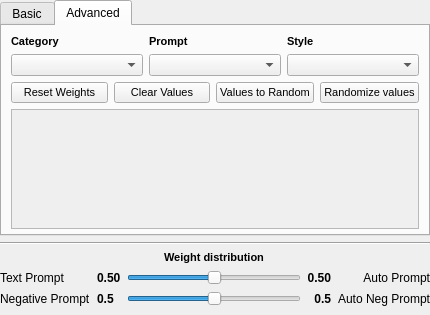
First picture: the form in src/airunner/pyqt/widgets/prompt_builder.ui, repository Capsize-Games/airunner, before the edit.
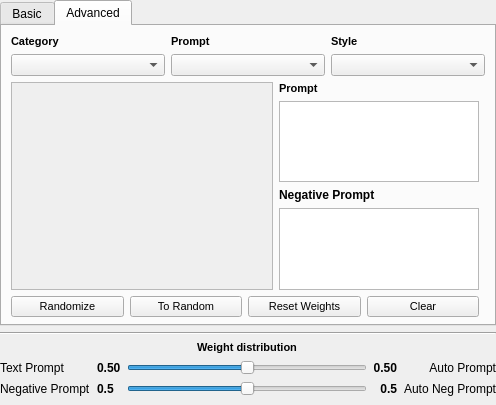
Second picture: the form after the edit. The open tabs and pages were chosen to show the change.

Commit message: updates to prompt builder design

What changed in the file:
```diff
--- a/src/airunner/pyqt/widgets/prompt_builder.ui
+++ b/src/airunner/pyqt/widgets/prompt_builder.ui
@@ -6,12 +6,12 @@
    <rect>
     <x>0</x>
     <y>0</y>
-    <width>430</width>
-    <height>315</height>
+    <width>496</width>
+    <height>405</height>
    </rect>
   </property>
   <property name="sizePolicy">
-   <sizepolicy hsizetype="Preferred" vsizetype="MinimumExpanding">
+   <sizepolicy hsizetype="Preferred" vsizetype="Minimum">
     <horstretch>0</horstretch>
     <verstretch>0</verstretch>
    </sizepolicy>
@@ -19,9 +19,14 @@
   <property name="minimumSize">
    <size>
     <width>0</width>
-    <height>315</height>
+    <height>405</height>
    </size>
   </property>
+  <property name="font">
+   <font>
+    <pointsize>9</pointsize>
+   </font>
+  </property>
   <property name="windowTitle">
    <string>Form</string>
   </property>
@@ -420,71 +425,210 @@
       </layout>
      </widget>
      <widget class="QWidget" name="advanced">
+      <property name="sizePolicy">
+       <sizepolicy hsizetype="Preferred" vsizetype="Minimum">
+        <horstretch>0</horstretch>
+        <verstretch>0</verstretch>
+       </sizepolicy>
+      </property>
+      <property name="minimumSize">
+       <size>
+        <width>0</width>
+        <height>300</height>
+       </size>
+      </property>
       <attribute name="title">
        <string>Advanced</string>
       </attribute>
       <layout class="QGridLayout" name="gridLayout_2">
        <item row="0" column="0" colspan="2">
-        <layout class="QHBoxLayout" name="horizontalLayout_3">
-         <item>
-          <layout class="QVBoxLayout" name="verticalLayout_8">
+        <layout class="QGridLayout" name="gridLayout_10">
+         <item row="1" column="0">
+          <widget class="QComboBox" name="advanced_category">
+           <property name="sizePolicy">
+            <sizepolicy hsizetype="MinimumExpanding" vsizetype="Fixed">
+             <horstretch>0</horstretch>
+             <verstretch>0</verstretch>
+            </sizepolicy>
+           </property>
+           <property name="minimumSize">
+            <size>
+             <width>80</width>
+             <height>22</height>
+            </size>
+           </property>
+           <property name="maximumSize">
+            <size>
+             <width>16777215</width>
+             <height>16777215</height>
+            </size>
+           </property>
+           <property name="font">
+            <font>
+             <pointsize>9</pointsize>
+            </font>
+           </property>
+          </widget>
+         </item>
+         <item row="0" column="0">
+          <widget class="QLabel" name="label_2">
+           <property name="sizePolicy">
+            <sizepolicy hsizetype="Maximum" vsizetype="Maximum">
+             <horstretch>0</horstretch>
+             <verstretch>0</verstretch>
+            </sizepolicy>
+           </property>
+           <property name="font">
+            <font>
+             <pointsize>8</pointsize>
+             <bold>true</bold>
+            </font>
+           </property>
+           <property name="text">
+            <string>Category</string>
+           </property>
+          </widget>
+         </item>
+         <item row="0" column="1">
+          <widget class="QLabel" name="label">
+           <property name="sizePolicy">
+            <sizepolicy hsizetype="Maximum" vsizetype="Preferred">
+             <horstretch>0</horstretch>
+             <verstretch>0</verstretch>
+            </sizepolicy>
+           </property>
+           <property name="font">
+            <font>
+             <pointsize>8</pointsize>
+             <bold>true</bold>
+            </font>
+           </property>
+           <property name="text">
+            <string>Prompt</string>
+           </property>
+          </widget>
+         </item>
+         <item row="1" column="1">
+          <widget class="QComboBox" name="advanced_prompt">
+           <property name="sizePolicy">
+            <sizepolicy hsizetype="MinimumExpanding" vsizetype="Fixed">
+             <horstretch>0</horstretch>
+             <verstretch>0</verstretch>
+            </sizepolicy>
+           </property>
+           <property name="minimumSize">
+            <size>
+             <width>80</width>
+             <height>22</height>
+            </size>
+           </property>
+           <property name="maximumSize">
+            <size>
+             <width>16777215</width>
+             <height>16777215</height>
+            </size>
+           </property>
+           <property name="font">
+            <font>
+             <pointsize>9</pointsize>
+            </font>
+           </property>
+          </widget>
+         </item>
+         <item row="0" column="2">
+          <widget class="QLabel" name="label_11">
+           <property name="sizePolicy">
+            <sizepolicy hsizetype="Maximum" vsizetype="Preferred">
+             <horstretch>0</horstretch>
+             <verstretch>0</verstretch>
+            </sizepolicy>
+           </property>
+           <property name="font">
+            <font>
+             <pointsize>8</pointsize>
+             <bold>true</bold>
+            </font>
+           </property>
+           <property name="text">
+            <string>Style</string>
+           </property>
+          </widget>
+         </item>
+         <item row="1" column="2">
+          <widget class="QComboBox" name="advanced_style">
+           <property name="sizePolicy">
+            <sizepolicy hsizetype="MinimumExpanding" vsizetype="Fixed">
+             <horstretch>0</horstretch>
+             <verstretch>0</verstretch>
+            </sizepolicy>
+           </property>
+           <property name="minimumSize">
+            <size>
+             <width>80</width>
+             <height>22</height>
+            </size>
+           </property>
+           <property name="maximumSize">
+            <size>
+             <width>16777215</width>
+             <height>16777215</height>
+            </size>
+           </property>
+           <property name="font">
+            <font>
+             <pointsize>9</pointsize>
+            </font>
+           </property>
+          </widget>
+         </item>
+        </layout>
+       </item>
+       <item row="1" column="0">
+        <layout class="QGridLayout" name="gridLayout_9">
+         <item row="0" column="1">
+          <widget class="QScrollArea" name="scrollArea">
+           <property name="sizePolicy">
+            <sizepolicy hsizetype="MinimumExpanding" vsizetype="Expanding">
+             <horstretch>0</horstretch>
+             <verstretch>0</verstretch>
+            </sizepolicy>
+           </property>
+           <property name="minimumSize">
+            <size>
+             <width>250</width>
+             <height>120</height>
+            </size>
+           </property>
+           <property name="widgetResizable">
+            <bool>true</bool>
+           </property>
+           <widget class="QWidget" name="scroll_grid">
+            <property name="geometry">
+             <rect>
+              <x>0</x>
+              <y>0</y>
+              <width>256</width>
+              <height>200</height>
+             </rect>
+            </property>
+           </widget>
+          </widget>
+         </item>
+         <item row="0" column="2">
+          <layout class="QVBoxLayout" name="verticalLayout_3">
            <item>
-            <widget class="QLabel" name="label_2">
+            <widget class="QLabel" name="label_16">
              <property name="sizePolicy">
               <sizepolicy hsizetype="Maximum" vsizetype="Preferred">
                <horstretch>0</horstretch>
                <verstretch>0</verstretch>
               </sizepolicy>
-             </property>
-             <property name="font">
-              <font>
-               <pointsize>8</pointsize>
-               <bold>true</bold>
-              </font>
-             </property>
-             <property name="text">
-              <string>Category</string>
-             </property>
-            </widget>
-           </item>
-           <item>
-            <widget class="QComboBox" name="advanced_category">
-             <property name="sizePolicy">
-              <sizepolicy hsizetype="MinimumExpanding" vsizetype="Fixed">
-               <horstretch>0</horstretch>
-               <verstretch>0</verstretch>
-              </sizepolicy>
-             </property>
-             <property name="minimumSize">
-              <size>
-               <width>80</width>
-               <height>22</height>
-              </size>
              </property>
              <property name="maximumSize">
               <size>
-               <width>16777215</width>
+               <width>200</width>
                <height>16777215</height>
               </size>
-             </property>
-             <property name="font">
-              <font>
-               <pointsize>9</pointsize>
-              </font>
-             </property>
-            </widget>
-           </item>
-          </layout>
-         </item>
-         <item>
-          <layout class="QVBoxLayout" name="verticalLayout_9">
-           <item>
-            <widget class="QLabel" name="label">
-             <property name="sizePolicy">
-              <sizepolicy hsizetype="Maximum" vsizetype="Preferred">
-               <horstretch>0</horstretch>
-               <verstretch>0</verstretch>
-              </sizepolicy>
              </property>
              <property name="font">
               <font>
@@ -498,88 +642,144 @@
             </widget>
            </item>
            <item>
-            <widget class="QComboBox" name="advanced_prompt">
+            <widget class="QTextBrowser" name="advanced_prompt_text">
              <property name="sizePolicy">
-              <sizepolicy hsizetype="MinimumExpanding" vsizetype="Fixed">
+              <sizepolicy hsizetype="Maximum" vsizetype="Expanding">
                <horstretch>0</horstretch>
                <verstretch>0</verstretch>
               </sizepolicy>
              </property>
-             <property name="minimumSize">
-              <size>
-               <width>80</width>
-               <height>22</height>
-              </size>
-             </property>
              <property name="maximumSize">
               <size>
-               <width>16777215</width>
+               <width>200</width>
                <height>16777215</height>
               </size>
              </property>
              <property name="font">
               <font>
-               <pointsize>9</pointsize>
+               <pointsize>8</pointsize>
               </font>
              </property>
+             <property name="readOnly">
+              <bool>false</bool>
+             </property>
             </widget>
            </item>
-          </layout>
-         </item>
-         <item>
-          <layout class="QVBoxLayout" name="verticalLayout_10">
            <item>
-            <widget class="QLabel" name="label_11">
+            <widget class="QLabel" name="label_17">
              <property name="sizePolicy">
               <sizepolicy hsizetype="Maximum" vsizetype="Preferred">
                <horstretch>0</horstretch>
                <verstretch>0</verstretch>
               </sizepolicy>
              </property>
+             <property name="maximumSize">
+              <size>
+               <width>200</width>
+               <height>16777215</height>
+              </size>
+             </property>
              <property name="font">
               <font>
-               <pointsize>8</pointsize>
+               <pointsize>9</pointsize>
                <bold>true</bold>
               </font>
              </property>
              <property name="text">
-              <string>Style</string>
+              <string>Negative Prompt</string>
              </property>
             </widget>
            </item>
            <item>
-            <widget class="QComboBox" name="advanced_style">
+            <widget class="QTextBrowser" name="advanced_negative_prompt_text">
              <property name="sizePolicy">
-              <sizepolicy hsizetype="MinimumExpanding" vsizetype="Fixed">
+              <sizepolicy hsizetype="Maximum" vsizetype="Expanding">
                <horstretch>0</horstretch>
                <verstretch>0</verstretch>
               </sizepolicy>
              </property>
-             <property name="minimumSize">
-              <size>
-               <width>80</width>
-               <height>22</height>
-              </size>
-             </property>
              <property name="maximumSize">
               <size>
-               <width>16777215</width>
+               <width>200</width>
                <height>16777215</height>
               </size>
              </property>
              <property name="font">
               <font>
-               <pointsize>9</pointsize>
+               <pointsize>8</pointsize>
               </font>
              </property>
+             <property name="readOnly">
+              <bool>false</bool>
+             </property>
             </widget>
            </item>
           </layout>
          </item>
         </layout>
        </item>
-       <item row="1" column="0" colspan="2">
-        <layout class="QHBoxLayout" name="horizontalLayout_4">
+       <item row="2" column="0">
+        <layout class="QHBoxLayout" name="horizontalLayout_3">
+         <item>
+          <widget class="QPushButton" name="randomize_values_button">
+           <property name="sizePolicy">
+            <sizepolicy hsizetype="MinimumExpanding" vsizetype="Fixed">
+             <horstretch>0</horstretch>
+             <verstretch>0</verstretch>
+            </sizepolicy>
+           </property>
+           <property name="minimumSize">
+            <size>
+             <width>20</width>
+             <height>0</height>
+            </size>
+           </property>
+           <property name="maximumSize">
+            <size>
+             <width>16777215</width>
+             <height>16777215</height>
+            </size>
+           </property>
+           <property name="font">
+            <font>
+             <pointsize>8</pointsize>
+            </font>
+           </property>
+           <property name="text">
+            <string>Randomize</string>
+           </property>
+          </widget>
+         </item>
+         <item>
+          <widget class="QPushButton" name="values_to_random_button">
+           <property name="sizePolicy">
+            <sizepolicy hsizetype="MinimumExpanding" vsizetype="Minimum">
+             <horstretch>0</horstretch>
+             <verstretch>0</verstretch>
+            </sizepolicy>
+           </property>
+           <property name="minimumSize">
+            <size>
+             <width>20</width>
+             <height>0</height>
+            </size>
+           </property>
+           <property name="maximumSize">
+            <size>
+             <width>16777215</width>
+             <height>16777215</height>
+            </size>
+           </property>
+           <property name="font">
+            <font>
+             <pointsize>8</pointsize>
+            </font>
+           </property>
+           <property name="text">
+            <string>To Random</string>
+           </property>
+          </widget>
+         </item>
          <item>
           <widget class="QPushButton" name="reset_weights_button">
            <property name="sizePolicy">
@@ -636,101 +836,12 @@
             </font>
            </property>
            <property name="text">
-            <string>Clear Values</string>
-           </property>
-          </widget>
-         </item>
-         <item>
-          <widget class="QPushButton" name="values_to_random_button">
-           <property name="sizePolicy">
-            <sizepolicy hsizetype="MinimumExpanding" vsizetype="Fixed">
-             <horstretch>0</horstretch>
-             <verstretch>0</verstretch>
-            </sizepolicy>
-           </property>
-           <property name="minimumSize">
-            <size>
-             <width>20</width>
-             <height>0</height>
-            </size>
-           </property>
-           <property name="maximumSize">
-            <size>
-             <width>16777215</width>
-             <height>16777215</height>
-            </size>
-           </property>
-           <property name="font">
-            <font>
-             <pointsize>8</pointsize>
-            </font>
-           </property>
-           <property name="text">
-            <string>Values to Random</string>
-           </property>
-          </widget>
-         </item>
-         <item>
-          <widget class="QPushButton" name="randomize_values_button">
-           <property name="sizePolicy">
-            <sizepolicy hsizetype="MinimumExpanding" vsizetype="Fixed">
-             <horstretch>0</horstretch>
-             <verstretch>0</verstretch>
-            </sizepolicy>
-           </property>
-           <property name="minimumSize">
-            <size>
-             <width>20</width>
-             <height>0</height>
-            </size>
-           </property>
-           <property name="maximumSize">
-            <size>
-             <width>16777215</width>
-             <height>16777215</height>
-            </size>
-           </property>
-           <property name="font">
-            <font>
-             <pointsize>8</pointsize>
-            </font>
-           </property>
-           <property name="text">
-            <string>Randomize values</string>
+            <string>Clear</string>
            </property>
           </widget>
          </item>
         </layout>
        </item>
-       <item row="8" column="0" colspan="2">
-        <widget class="QScrollArea" name="scrollArea">
-         <property name="sizePolicy">
-          <sizepolicy hsizetype="MinimumExpanding" vsizetype="Expanding">
-           <horstretch>0</horstretch>
-           <verstretch>0</verstretch>
-          </sizepolicy>
-         </property>
-         <property name="minimumSize">
-          <size>
-           <width>250</width>
-           <height>120</height>
-          </size>
-         </property>
-         <property name="widgetResizable">
-          <bool>true</bool>
-         </property>
-         <widget class="QWidget" name="scroll_grid">
-          <property name="geometry">
-           <rect>
-            <x>0</x>
-            <y>0</y>
-            <width>406</width>
-            <height>118</height>
-           </rect>
-          </property>
-         </widget>
-        </widget>
-       </item>
       </layout>
      </widget>
     </widget>
```
Left out of the diff: 217 changed lines with no effect on the pictures. The commit also changes 1 other file.
